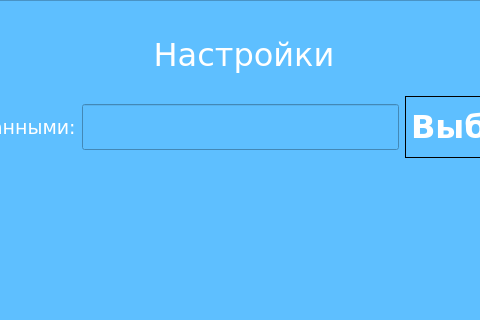
The window that design_dev.ui (miptivan/data_desktop) describes before a commit, drawn with Qt 5; both pictures show x 293 to 773 and y 0 to 320 of the 900 by 700 pixel window.
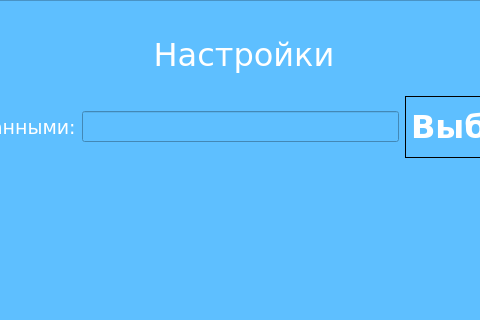
The same window after the commit. Custom widgets are drawn as their Qt base class.

Commit message: edit textbox in settings

Patch:
```diff
--- a/design_dev.ui
+++ b/design_dev.ui
@@ -499,7 +499,20 @@
              </widget>
             </item>
             <item>
-             <widget class="QLineEdit" name="lineEdit_4"/>
+             <widget class="QLineEdit" name="lineEdit_4">
+              <property name="font">
+               <font>
+                <family>Verdana</family>
+                <pointsize>14</pointsize>
+               </font>
+              </property>
+              <property name="readOnly">
+               <bool>true</bool>
+              </property>
+              <property name="clearButtonEnabled">
+               <bool>false</bool>
+              </property>
+             </widget>
             </item>
             <item>
              <widget class="QPushButton" name="pushButton">
```
